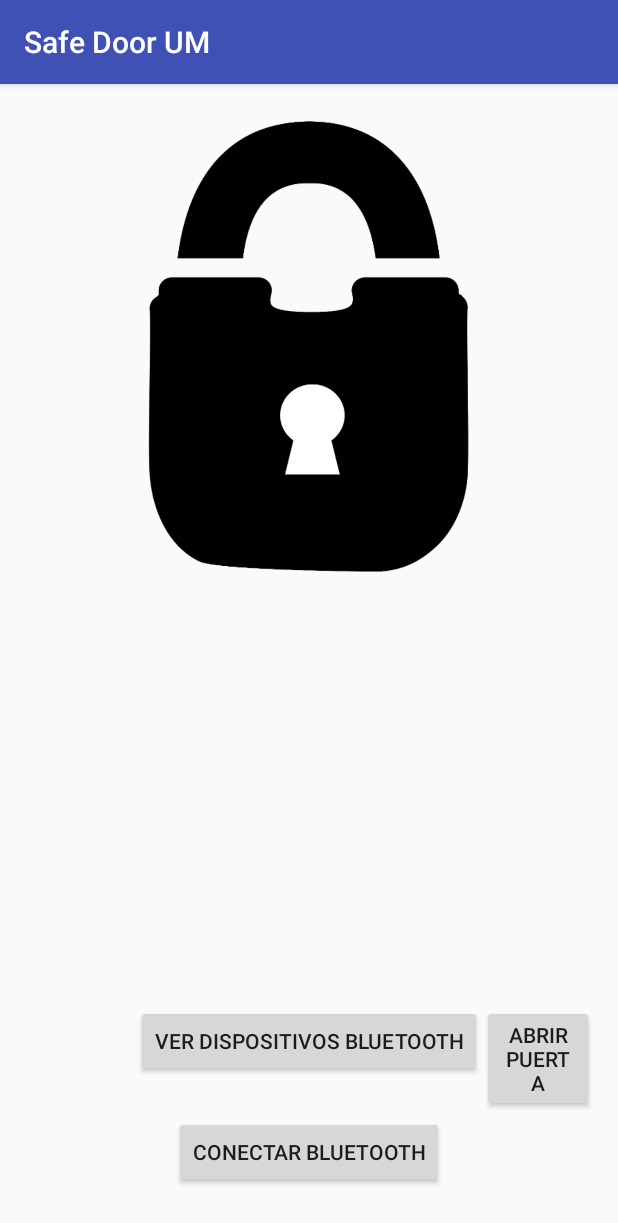
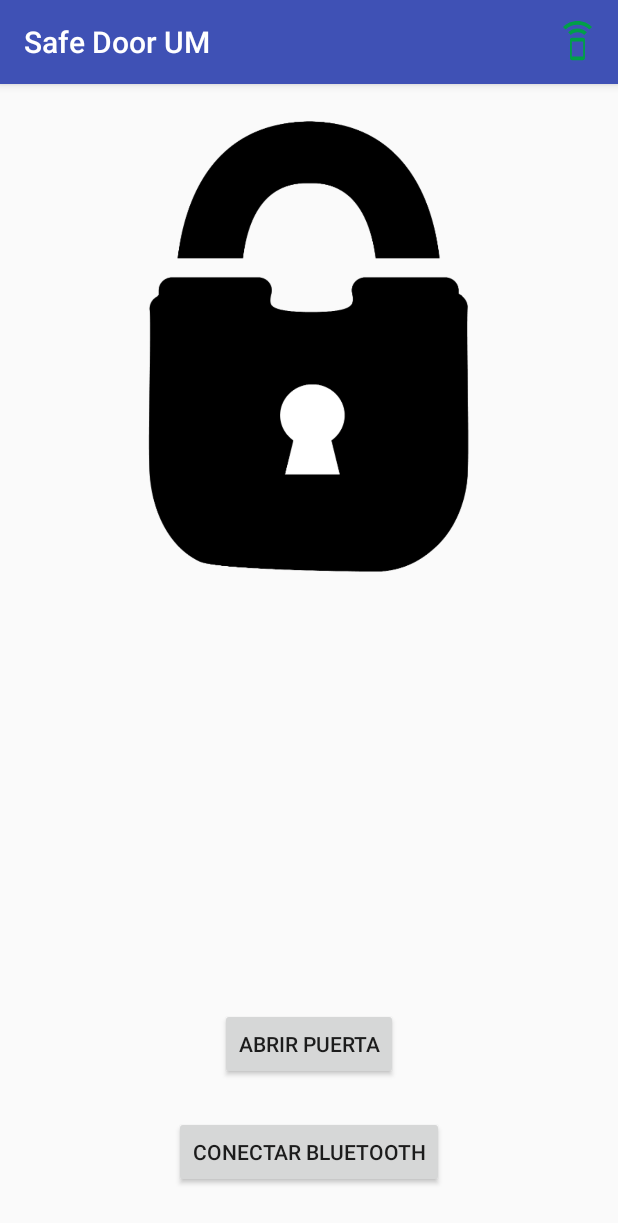
Before and after one commit to fmalessio/um-safe-door, an Android app: the screen it shows after launch (MainActivity), on a phone screen of 412 x 824 dp. Shown: the top 1223 px of the screen. Run offline under Robolectric (Android 15) with nearby library versions, the phone set to English and light mode, and no system bars.

Commit message:
Delete btList button, layout improvements

```diff
--- a/Android/SafeDoorUM/app/src/main/java/safedoorum/fmalessio/safedoorum/BluetoothListActivity.java
+++ b/Android/SafeDoorUM/app/src/main/java/safedoorum/fmalessio/safedoorum/BluetoothListActivity.java
@@ -31,9 +31,6 @@ public class BluetoothListActivity extends AppCompatActivity {
     protected void onCreate(Bundle savedInstanceState) {
         super.onCreate(savedInstanceState);
         setContentView(R.layout.activity_bluetooth_list);
-
-        Toolbar toolbar = findViewById(R.id.toolbar);
-        setSupportActionBar(toolbar);
 
         // UI refences
         listView = findViewById(R.id.listView);
@@ -133,7 +130,7 @@ public class BluetoothListActivity extends AppCompatActivity {
             if (resultCode == RESULT_OK) {
                 listBluetoothDevices();
             } else {
-                Toast.makeText(getApplicationContext(), "BT cancelado (code:" + requestCode + ")", Toast.LENGTH_LONG).show();
+                Toast.makeText(getApplicationContext(), "BT cancelado (rq-code:" + requestCode + ")", Toast.LENGTH_LONG).show();
                 cancelBTListActivity();
             }
         }
--- a/Android/SafeDoorUM/app/src/main/java/safedoorum/fmalessio/safedoorum/MainActivity.java
+++ b/Android/SafeDoorUM/app/src/main/java/safedoorum/fmalessio/safedoorum/MainActivity.java
@@ -6,6 +6,10 @@ import android.bluetooth.BluetoothSocket;
 import android.content.Intent;
 import android.os.Bundle;
 import android.support.v7.app.AppCompatActivity;
+import android.support.v7.widget.Toolbar;
+import android.view.Menu;
+import android.view.MenuInflater;
+import android.view.MenuItem;
 import android.view.View;
 import android.widget.Button;
 import android.widget.ImageView;
@@ -24,7 +28,6 @@ public class MainActivity extends AppCompatActivity {
     private ImageView lock_state_img;
     private Button lock_state_btn;
     private Button bluetooth_connect_btn;
-    private Button view_bluetooth_list_btn;
     private BluetoothSocket socket;
 
     @Override
@@ -36,7 +39,6 @@ public class MainActivity extends AppCompatActivity {
         lock_state_img = findViewById(R.id.lock_state_img);
         lock_state_btn = findViewById(R.id.lock_state_btn);
         bluetooth_connect_btn = findViewById(R.id.bluetooth_connect_btn);
-        view_bluetooth_list_btn = findViewById(R.id.view_bluetooth_list_btn);
 
         // set vars
         door_closed = true;
@@ -49,7 +51,6 @@ public class MainActivity extends AppCompatActivity {
         lock_state_img.setOnClickListener(changeLockStateListener());
         lock_state_btn.setOnClickListener(changeLockStateListener());
         // bluetooth_connect_btn.setOnClickListener(bluetoothConnectionListener());
-        view_bluetooth_list_btn.setOnClickListener(viewBluetoothDevicesListener());
     }
 
     private View.OnClickListener changeLockStateListener() {
@@ -75,16 +76,6 @@ public class MainActivity extends AppCompatActivity {
                 } catch (IOException e) {
                     e.printStackTrace();
                 }
-            }
-        };
-    }
-
-    private View.OnClickListener viewBluetoothDevicesListener() {
-        return new View.OnClickListener() {
-            @Override
-            public void onClick(View v) {
-                Intent btList = new Intent(MainActivity.this, BluetoothListActivity.class);
-                startActivityForResult(btList, PICK_BLUETOOHT_DEVICE);
             }
         };
     }
@@ -147,4 +138,25 @@ public class MainActivity extends AppCompatActivity {
         super.onDestroy();
     }
 
+    @Override
+    public boolean onCreateOptionsMenu(Menu menu) {
+        MenuInflater inflater = getMenuInflater();
+        inflater.inflate(R.menu.menu_bluetooth_list, menu);
+        return true;
+    }
+
+    @Override
+    public boolean onOptionsItemSelected(MenuItem item) {
+        // Handle item selection
+        switch (item.getItemId()) {
+            case R.id.action_view_devices: {
+                Intent btList = new Intent(MainActivity.this, BluetoothListActivity.class);
+                startActivityForResult(btList, PICK_BLUETOOHT_DEVICE);
+                return true;
+            }
+            default:
+                return super.onOptionsItemSelected(item);
+        }
+    }
+
 }
--- /dev/null
+++ b/Android/SafeDoorUM/app/src/main/res/drawable/ic_speaker_phone_black_30dp.xml
@@ -0,0 +1,5 @@
+<vector android:autoMirrored="true" android:height="30dp"
+    android:tint="#009F48" android:viewportHeight="24.0"
+    android:viewportWidth="24.0" android:width="30dp" xmlns:android="http://schemas.android.com/apk/res/android">
+    <path android:fillColor="#FF000000" android:pathData="M7,7.07L8.43,8.5c0.91,-0.91 2.18,-1.48 3.57,-1.48s2.66,0.57 3.57,1.48L17,7.07C15.72,5.79 13.95,5 12,5s-3.72,0.79 -5,2.07zM12,1C8.98,1 6.24,2.23 4.25,4.21l1.41,1.41C7.28,4 9.53,3 12,3s4.72,1 6.34,2.62l1.41,-1.41C17.76,2.23 15.02,1 12,1zM14.86,10.01L9.14,10C8.51,10 8,10.51 8,11.14v9.71c0,0.63 0.51,1.14 1.14,1.14h5.71c0.63,0 1.14,-0.51 1.14,-1.14v-9.71c0.01,-0.63 -0.5,-1.13 -1.13,-1.13zM15,20L9,20v-8h6v8z"/>
+</vector>
--- a/Android/SafeDoorUM/app/src/main/res/layout/activity_main.xml
+++ b/Android/SafeDoorUM/app/src/main/res/layout/activity_main.xml
@@ -23,18 +23,10 @@
         android:id="@+id/lock_state_btn"
         android:layout_width="wrap_content"
         android:layout_height="wrap_content"
-        android:layout_alignTop="@+id/view_bluetooth_list_btn"
-        android:layout_toEndOf="@+id/view_bluetooth_list_btn"
-        android:text="@string/open_door" />
-
-    <Button
-        android:id="@+id/view_bluetooth_list_btn"
-        android:layout_width="wrap_content"
-        android:layout_height="wrap_content"
         android:layout_alignParentBottom="true"
         android:layout_centerHorizontal="true"
-        android:layout_marginBottom="90dp"
-        android:text="@string/view_bluetooth_list" />
+        android:layout_marginBottom="88dp"
+        android:text="@string/open_door" />
 
     <Button
         android:id="@+id/bluetooth_connect_btn"
--- a/Android/SafeDoorUM/app/src/main/res/menu/menu_bluetooth_list.xml
+++ b/Android/SafeDoorUM/app/src/main/res/menu/menu_bluetooth_list.xml
@@ -1,10 +1,11 @@
 <menu xmlns:android="http://schemas.android.com/apk/res/android"
     xmlns:app="http://schemas.android.com/apk/res-auto"
     xmlns:tools="http://schemas.android.com/tools"
-    tools:context="safedoorum.fmalessio.safedoorum.BluetoothListActivity">
+    tools:context="safedoorum.fmalessio.safedoorum.MainActivity">
     <item
-        android:id="@+id/action_settings"
+        android:id="@+id/action_view_devices"
         android:orderInCategory="100"
+        android:icon="@drawable/ic_speaker_phone_black_30dp"
         android:title="@string/action_settings"
-        app:showAsAction="never" />
+        app:showAsAction="ifRoom" />
 </menu>
```
Also changed, not shown: Android/SafeDoorUM/app/src/main/res/drawable/ic_router_black_24dp.xml (added, +9 -0 lines), Android/SafeDoorUM/app/src/main/res/layout/activity_bluetooth_list.xml (+0 -27 lines), Android/SafeDoorUM/app/src/main/res/menu/navigation.xml (deleted, +0 -19 lines).
